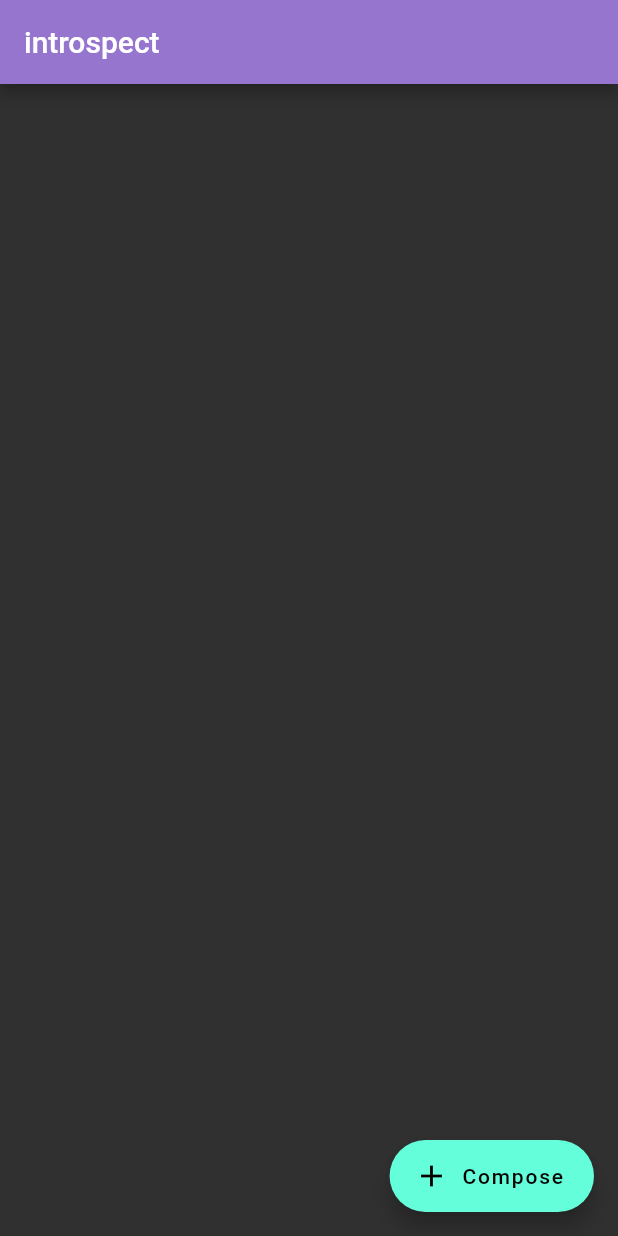
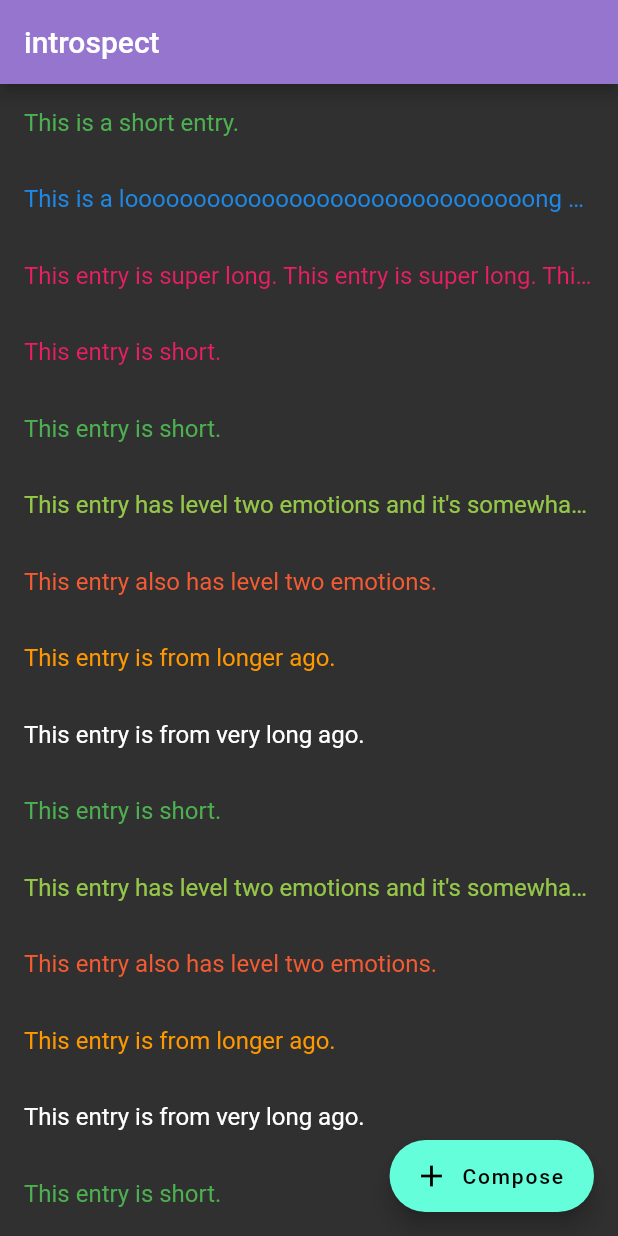
Before and after one commit to willxu1234/introspect, a Flutter app: the screen it shows after launch, on a phone screen of 412 x 824 dp. Run offline on Flutter 3.47's test engine with Material 2 defaults, Android fonts, the phone set to English and light mode, and no system bars.

Commit message:
add example entries and color entry list

```diff
--- a/lib/models/entries.dart
+++ b/lib/models/entries.dart
@@ -15,7 +15,59 @@ class Entry {
 // i.e. the date of an entry should never change and entries can only be added
 // to the end.
 class EntriesModel extends ChangeNotifier {
-  final List<Entry> _entries = List<Entry>();
+  // final List<Entry> _entries = List<Entry>();
+
+  // Sample entries:
+  final List<Entry> _entries = [
+    Entry(DateTime.utc(2020, 9, 10), "This is a short entry.",
+        Emotions.wheel.children["joy"]),
+    Entry(
+        DateTime.utc(2020, 9, 9),
+        "This is a loooooooooooooooooooooooooooooong entry.",
+        Emotions.wheel.children["sadness"]),
+    Entry(
+        DateTime.utc(2020, 8, 11),
+        "This entry is super long. This entry is super long. This entry is super long. This entry is super long. This entry is super long. This entry is super long. This entry is super long. This entry is super long. This entry is super long. This entry is super long. This entry is super long.",
+        Emotions.wheel.children["anger"]),
+    Entry(DateTime.utc(2020, 8, 11), "This entry is short.",
+        Emotions.wheel.children["anger"]),
+    Entry(DateTime.utc(2020, 8, 10), "This entry is short.",
+        Emotions.wheel.children["joy"]),
+    Entry(
+        DateTime.utc(2020, 8, 1),
+        "This entry has level two emotions and it's somewhat long.",
+        Emotions.wheel.children["joy"].children["euphoric"]),
+    Entry(DateTime.utc(2020, 7, 15), "This entry also has level two emotions.",
+        Emotions.wheel.children["anger"].children["enraged"]),
+    Entry(DateTime.utc(2020, 5, 20), "This entry is from longer ago.",
+        Emotions.wheel.children["fear"]),
+    Entry(DateTime.utc(1989, 1, 1), "This entry is from very long ago.",
+        Emotions.wheel.children["surprise"]),
+    Entry(DateTime.utc(2020, 8, 10), "This entry is short.",
+        Emotions.wheel.children["joy"]),
+    Entry(
+        DateTime.utc(2020, 8, 1),
+        "This entry has level two emotions and it's somewhat long.",
+        Emotions.wheel.children["joy"].children["euphoric"]),
+    Entry(DateTime.utc(2020, 7, 15), "This entry also has level two emotions.",
+        Emotions.wheel.children["anger"].children["enraged"]),
+    Entry(DateTime.utc(2020, 5, 20), "This entry is from longer ago.",
+        Emotions.wheel.children["fear"]),
+    Entry(DateTime.utc(1989, 1, 1), "This entry is from very long ago.",
+        Emotions.wheel.children["surprise"]),
+    Entry(DateTime.utc(2020, 8, 10), "This entry is short.",
+        Emotions.wheel.children["joy"]),
+    Entry(
+        DateTime.utc(2020, 8, 1),
+        "This entry has level two emotions and it's somewhat long.",
+        Emotions.wheel.children["joy"].children["euphoric"]),
+    Entry(DateTime.utc(2020, 7, 15), "This entry also has level two emotions.",
+        Emotions.wheel.children["anger"].children["enraged"]),
+    Entry(DateTime.utc(2020, 5, 20), "This entry is from longer ago.",
+        Emotions.wheel.children["fear"]),
+    Entry(DateTime.utc(1989, 1, 1), "This entry is from very long ago.",
+        Emotions.wheel.children["surprise"]),
+  ];
 
   static final Entry _defaultEntry = new Entry(
       null,
--- a/lib/widgets/entry_list.dart
+++ b/lib/widgets/entry_list.dart
@@ -23,21 +23,24 @@ class _EntryListWidgetState extends State<EntryListWidget> {
         itemBuilder: (context, position) {
           return Padding(
             padding: const EdgeInsets.all(8.0),
-            child: InkWell(
-              onTap: () {
-                // Set position on tap in HomePage through callback.
-                widget._onEntrySelected(position);
-              },
-              child: Row(
-                children: <Widget>[
-                  Padding(
-                    padding: const EdgeInsets.all(16.0),
+            child: Row(children: <Widget>[
+              Expanded(
+                child: InkWell(
+                  onTap: () {
+                    // Set position on tap in HomePage through callback.
+                    widget._onEntrySelected(position);
+                  },
+                  child: Padding(
+                    padding: const EdgeInsets.all(8.0),
                     // Choose which entry to display.
-                    child: Text(entries.getEntry(position).body),
+                    child: Text(entries.getEntry(position).body,
+                        overflow: TextOverflow.ellipsis,
+                        style: Theme.of(context).textTheme.subtitle1.copyWith(
+                            color: entries.getEntry(position).emotion.color)),
                   ),
-                ],
+                ),
               ),
-            ),
+            ]),
           );
         },
       );
```
